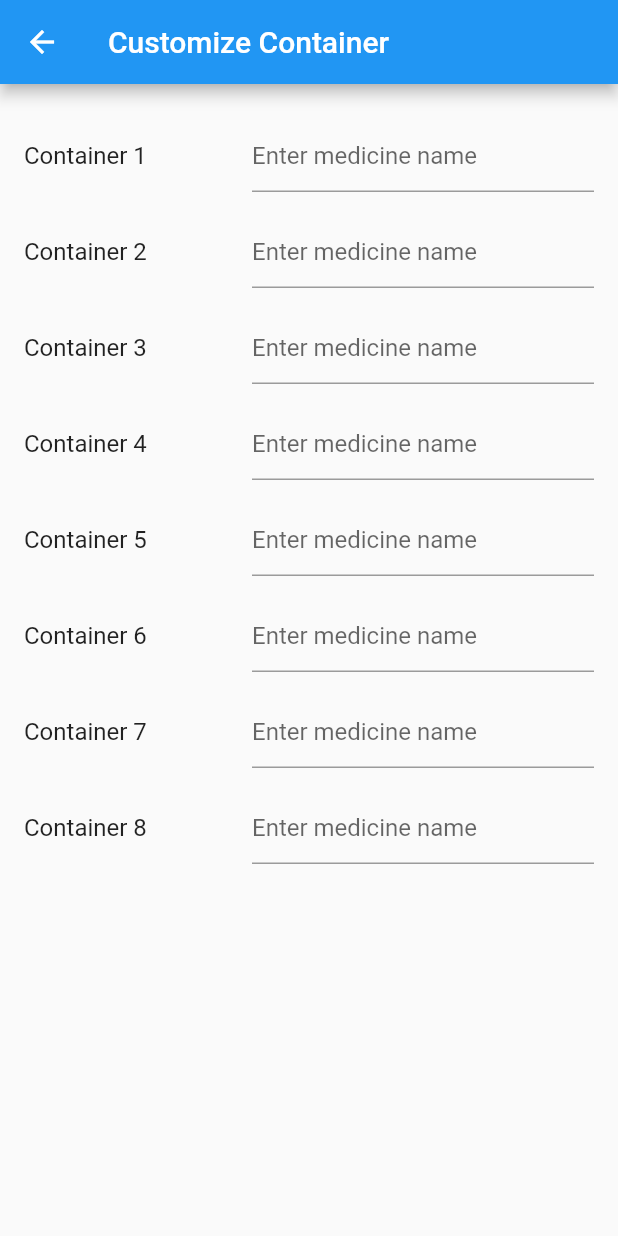
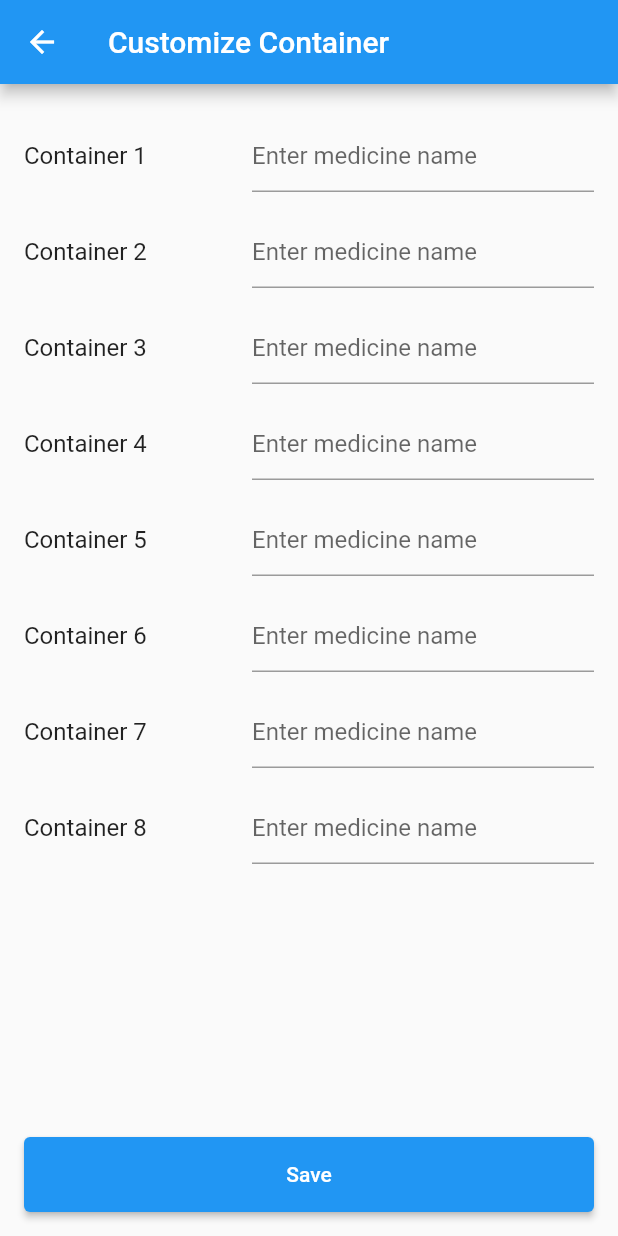
Before and after one commit to VenuraShyamal14/meditrack, a Flutter app: the Screen1 screen opened directly, on a phone screen of 412 x 824 dp. Run offline on Flutter 3.47's test engine with Material 2 defaults, Android fonts, the phone set to English and light mode, and no system bars; our stand-ins replace firebase_auth, firebase_core, firebase_database, numberpicker, shared_preferences; accounts and stored records are empty.

Commit message:
save data locally

```diff
--- a/lib/main.dart
+++ b/lib/main.dart
@@ -3,6 +3,7 @@ import 'dart:async';
 import 'package:flutter/material.dart';
 import 'package:firebase_core/firebase_core.dart';
 import 'package:firebase_database/firebase_database.dart';
+import 'package:shared_preferences/shared_preferences.dart';
 
 import 'priscription.dart';
 import 'edit_container.dart';
@@ -174,6 +175,11 @@ class Screen1 extends StatelessWidget {
     'Container 8',
   ];
 
+  final List<TextEditingController> controllers = List.generate(
+    8,
+    (index) => TextEditingController(),
+  );
+
   @override
   Widget build(BuildContext context) {
     return Scaffold(
@@ -199,6 +205,7 @@ class Screen1 extends StatelessWidget {
                   Expanded(
                     flex: 3,
                     child: TextField(
+                      controller: controllers[index],
                       decoration: InputDecoration(
                         hintText: 'Enter medicine name',
                       ),
@@ -213,9 +220,35 @@ class Screen1 extends StatelessWidget {
           },
         ),
       ),
+      bottomNavigationBar: Padding(
+        padding: const EdgeInsets.all(16.0),
+        child: SizedBox(
+          width: double.infinity,
+          height: 50,
+          child: ElevatedButton(
+            onPressed: () async {
+              // Save the data to local storage as a single string
+              String combinedData = controllers.map((controller) => controller.text).join(',');
+              SharedPreferences prefs = await SharedPreferences.getInstance();
+              await prefs.setString('container_data', combinedData);
+
+              // Show a snackbar to indicate successful saving
+              ScaffoldMessenger.of(context).showSnackBar(
+                SnackBar(content: Text('data saved successfully!')),
+              );
+
+              // Print the saved data to the console
+              String savedData = prefs.getString('container_data') ?? '';
+              print('Saved Data: $savedData');
+            },
+            child: Text('Save'),
+          ),
+        ),
+      ),
     );
   }
 }
+
 
 
 class Screen2 extends StatelessWidget {
--- a/pubspec.yaml
+++ b/pubspec.yaml
@@ -39,6 +39,7 @@ dependencies:
   firebase_auth: ^4.6.3
   firebase_database: ^10.2.1
   numberpicker: ^2.1.2
+  shared_preferences: ^2.2.0
 
 dev_dependencies:
   flutter_test:
```
Also changed, not shown: pubspec.lock, 1 other file.
